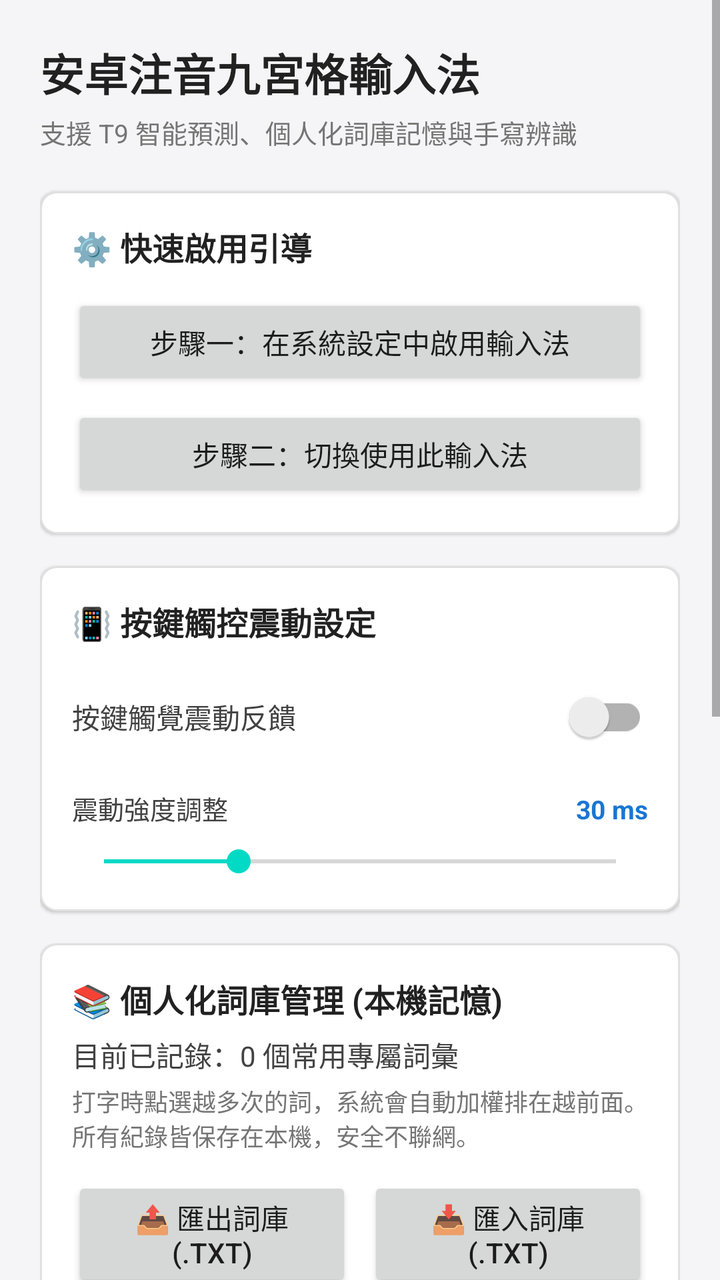
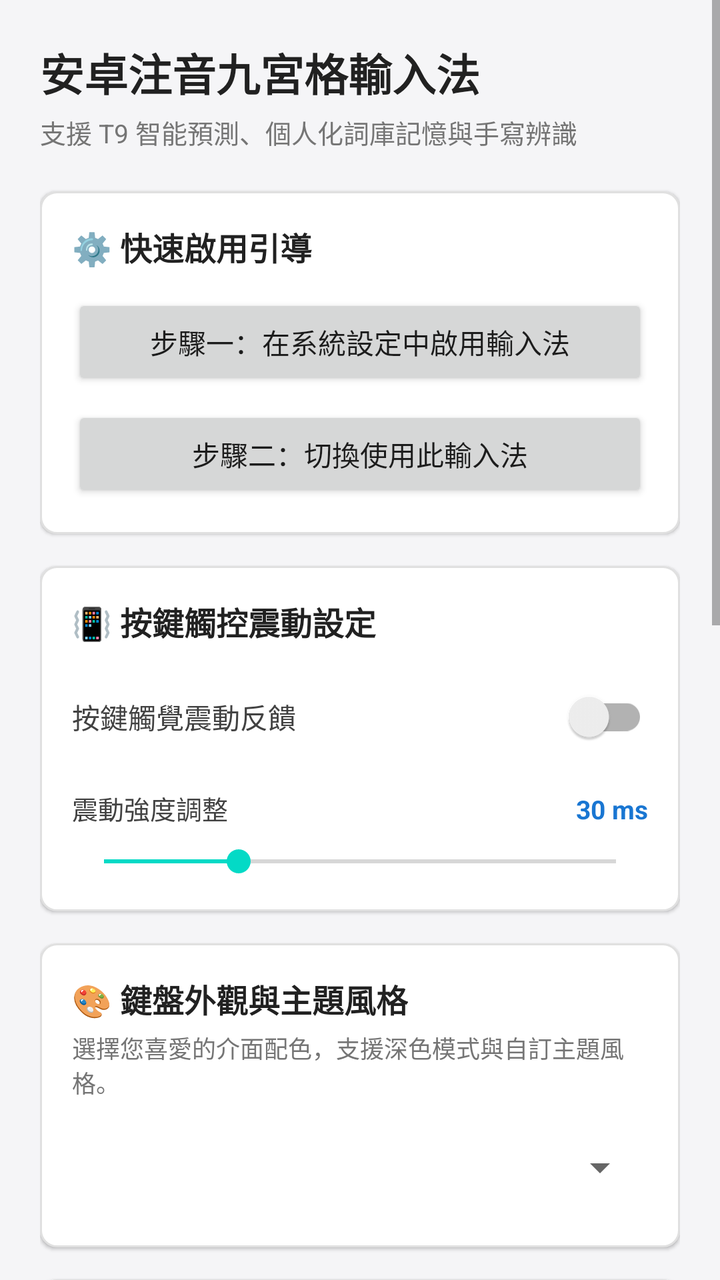

An Android layout rendered at two revisions. The XML below is the earlier revision; the diff shows what the commit changed to produce the second picture.
<!-- AndroidManifest.xml: application theme Theme.BopomofoT9IME -->
<!-- res/layout/activity_main.xml -->
<?xml version="1.0" encoding="utf-8"?>
<ScrollView xmlns:android="http://schemas.android.com/apk/res/android"
    android:layout_width="match_parent"
    android:layout_height="match_parent"
    android:fillViewport="true"
    android:background="#F5F5F7">

    <LinearLayout
        android:layout_width="match_parent"
        android:layout_height="wrap_content"
        android:orientation="vertical"
        android:padding="20dp">

        
        <TextView
            android:layout_width="wrap_content"
            android:layout_height="wrap_content"
            android:text="安卓注音九宮格輸入法"
            android:textColor="#212121"
            android:textSize="22sp"
            android:textStyle="bold" />

        <TextView
            android:layout_width="wrap_content"
            android:layout_height="wrap_content"
            android:layout_marginTop="4dp"
            android:text="支援 T9 智能預測、個人化詞庫記憶與手寫辨識"
            android:textColor="#757575"
            android:textSize="13sp" />

        
        <LinearLayout
            android:layout_width="match_parent"
            android:layout_height="wrap_content"
            android:layout_marginTop="20dp"
            android:background="@drawable/bg_key"
            android:elevation="1dp"
            android:orientation="vertical"
            android:padding="16dp">

            <TextView
                android:layout_width="wrap_content"
                android:layout_height="wrap_content"
                android:text="⚙️ 快速啟用引導"
                android:textColor="#212121"
                android:textSize="16sp"
                android:textStyle="bold" />

            <Button
                android:id="@+id/btn_enable_ime"
                android:layout_width="match_parent"
                android:layout_height="wrap_content"
                android:layout_marginTop="12dp"
                android:text="步驟一：在系統設定中啟用輸入法" />

            <Button
                android:id="@+id/btn_select_ime"
                android:layout_width="match_parent"
                android:layout_height="wrap_content"
                android:layout_marginTop="8dp"
                android:text="步驟二：切換使用此輸入法" />
        </LinearLayout>

        
        <LinearLayout
            android:layout_width="match_parent"
            android:layout_height="wrap_content"
            android:layout_marginTop="16dp"
            android:background="@drawable/bg_key"
            android:elevation="1dp"
            android:orientation="vertical"
            android:padding="16dp">

            <TextView
                android:layout_width="wrap_content"
                android:layout_height="wrap_content"
                android:text="📳 按鍵觸控震動設定"
                android:textColor="#212121"
                android:textSize="16sp"
                android:textStyle="bold" />

            <LinearLayout
                android:layout_width="match_parent"
                android:layout_height="wrap_content"
                android:layout_marginTop="12dp"
                android:gravity="center_vertical"
                android:orientation="horizontal">

                <TextView
                    android:layout_width="0dp"
                    android:layout_height="wrap_content"
                    android:layout_weight="1"
                    android:text="按鍵觸覺震動反饋"
                    android:textColor="#424242"
                    android:textSize="14sp" />

                <androidx.appcompat.widget.SwitchCompat
                    android:id="@+id/switch_vibration"
                    android:layout_width="wrap_content"
                    android:layout_height="wrap_content" />
            </LinearLayout>

            <LinearLayout
                android:id="@+id/layout_vibration_strength"
                android:layout_width="match_parent"
                android:layout_height="wrap_content"
                android:layout_marginTop="12dp"
                android:orientation="vertical">

                <LinearLayout
                    android:layout_width="match_parent"
                    android:layout_height="wrap_content"
                    android:orientation="horizontal">

                    <TextView
                        android:layout_width="0dp"
                        android:layout_height="wrap_content"
                        android:layout_weight="1"
                        android:text="震動強度調整"
                        android:textColor="#424242"
                        android:textSize="13sp" />

                    <TextView
                        android:id="@+id/tv_vibration_strength_val"
                        android:layout_width="wrap_content"
                        android:layout_height="wrap_content"
                        android:text="30 ms"
                        android:textColor="#1976D2"
                        android:textSize="13sp"
                        android:textStyle="bold" />
                </LinearLayout>

                <SeekBar
                    android:id="@+id/seekbar_vibration_strength"
                    android:layout_width="match_parent"
                    android:layout_height="wrap_content"
                    android:layout_marginTop="8dp"
                    android:max="100"
                    android:min="5"
                    android:progress="30" />
            </LinearLayout>
        </LinearLayout>

        
        <LinearLayout
            android:layout_width="match_parent"
            android:layout_height="wrap_content"
            android:layout_marginTop="16dp"
            android:background="@drawable/bg_key"
            android:elevation="1dp"
            android:orientation="vertical"
            android:padding="16dp">

            <TextView
                android:layout_width="wrap_content"
                android:layout_height="wrap_content"
                android:text="📚 個人化詞庫管理 (本機記憶)"
                android:textColor="#212121"
                android:textSize="16sp"
                android:textStyle="bold" />

            <TextView
                android:id="@+id/tv_dict_stats"
                android:layout_width="wrap_content"
                android:layout_height="wrap_content"
                android:layout_marginTop="6dp"
                android:text="目前已記錄：0 個常用專屬詞彙"
                android:textColor="#424242"
                android:textSize="14sp" />

            <TextView
                android:layout_width="wrap_content"
                android:layout_height="wrap_content"
                android:layout_marginTop="4dp"
                android:text="打字時點選越多次的詞，系統會自動加權排在越前面。所有紀錄皆保存在本機，安全不聯網。"
                android:textColor="#757575"
                android:textSize="12sp" />

            <LinearLayout
                android:layout_width="match_parent"
                android:layout_height="wrap_content"
                android:layout_marginTop="12dp"
                android:orientation="horizontal">

                <Button
                    android:id="@+id/btn_export_dict"
                    android:layout_width="0dp"
                    android:layout_height="wrap_content"
                    android:layout_weight="1"
                    android:layout_marginEnd="4dp"
                    android:text="📤 匯出詞庫 (.txt)" />

                <Button
                    android:id="@+id/btn_import_dict"
                    android:layout_width="0dp"
                    android:layout_height="wrap_content"
                    android:layout_weight="1"
                    android:layout_marginStart="4dp"
                    android:text="📥 匯入詞庫 (.txt)" />
            </LinearLayout>

            <Button
                android:id="@+id/btn_clear_dict"
                style="?android:attr/borderlessButtonStyle"
                android:layout_width="match_parent"
                android:layout_height="wrap_content"
                android:layout_marginTop="4dp"
                android:text="清空學習紀錄"
                android:textColor="#D32F2F"
                android:textSize="13sp" />
        </LinearLayout>

        
        <LinearLayout
            android:layout_width="match_parent"
            android:layout_height="wrap_content"
            android:layout_marginTop="16dp"
            android:background="@drawable/bg_key"
            android:elevation="1dp"
            android:orientation="vertical"
            android:padding="16dp">

            <TextView
                android:layout_width="wrap_content"
                android:layout_height="wrap_content"
                android:text="✏️ 打字效果即時測試"
                android:textColor="#212121"
                android:textSize="16sp"
                android:textStyle="bold" />

            <EditText
                android:layout_width="match_parent"
                android:layout_height="wrap_content"
                android:layout_marginTop="8dp"
                android:background="#FAFAFA"
                android:hint="點擊這裡喚起鍵盤測試輸入..."
                android:padding="12dp"
                android:textSize="16sp" />
        </LinearLayout>

        
        <LinearLayout
            android:layout_width="match_parent"
            android:layout_height="wrap_content"
            android:layout_marginTop="16dp"
            android:layout_marginBottom="24dp"
            android:background="@drawable/bg_key"
            android:elevation="1dp"
            android:orientation="vertical"
            android:padding="16dp">

            <TextView
                android:layout_width="wrap_content"
                android:layout_height="wrap_content"
                android:text="🚀 關於與版本更新"
                android:textColor="#212121"
                android:textSize="16sp"
                android:textStyle="bold" />

            <TextView
                android:id="@+id/tv_current_version"
                android:layout_width="wrap_content"
                android:layout_height="wrap_content"
                android:layout_marginTop="6dp"
                android:text="目前版本：v1.5.1"
                android:textColor="#424242"
                android:textSize="14sp" />

            <TextView
                android:id="@+id/tv_author_info"
                android:layout_width="wrap_content"
                android:layout_height="wrap_content"
                android:layout_marginTop="4dp"
                android:text="作者：korit1201-tech"
                android:textColor="#616161"
                android:textSize="13sp" />

            <TextView
                android:id="@+id/tv_github_repo_link"
                android:layout_width="wrap_content"
                android:layout_height="wrap_content"
                android:layout_marginTop="2dp"
                android:text="🌐 專案主頁：github.com/korit1201-tech/android-BOPOMOFO-t9"
                android:textColor="#1976D2"
                android:textSize="13sp"
                android:clickable="true"
                android:focusable="true" />

            <TextView
                android:layout_width="wrap_content"
                android:layout_height="wrap_content"
                android:layout_marginTop="8dp"
                android:text="點擊手動比對 GitHub Releases 最新版本，發現新版可直接在應用內下載並安裝更新。"
                android:textColor="#757575"
                android:textSize="12sp" />

            <Button
                android:id="@+id/btn_check_update"
                android:layout_width="match_parent"
                android:layout_height="wrap_content"
                android:layout_marginTop="10dp"
                android:text="🔍 檢查 GitHub 新版本" />
        </LinearLayout>

    </LinearLayout>
</ScrollView>
<!-- resources referenced by this layout -->
<resources>
  <!-- drawable bg_key (drawable) -->
  <shape xmlns:android="http://schemas.android.com/apk/res/android"
      android:shape="rectangle">
      <solid android:color="@color/kb_key_bg" />
      <corners android:radius="8dp" />
      <stroke
          android:width="1dp"
          android:color="#E0E0E0" />
  </shape>
  <style name="Theme.BopomofoT9IME" parent="Theme.MaterialComponents.DayNight.NoActionBar">
          <item name="colorPrimary">#1A73E8</item>
          <item name="colorPrimaryVariant">#174EA6</item>
          <item name="colorOnPrimary">#FFFFFF</item>
      </style>
  <color name="kb_key_bg">#FFFFFF</color>
</resources>

<!-- the commit's change to res/layout/activity_main.xml (unified diff, before → after) -->
@@ -154,6 +154,39 @@
             <TextView
                 android:layout_width="wrap_content"
                 android:layout_height="wrap_content"
+                android:text="🎨 鍵盤外觀與主題風格"
+                android:textColor="#212121"
+                android:textSize="16sp"
+                android:textStyle="bold" />
+
+            <TextView
+                android:layout_width="wrap_content"
+                android:layout_height="wrap_content"
+                android:layout_marginTop="4dp"
+                android:text="選擇您喜愛的介面配色，支援深色模式與自訂主題風格。"
+                android:textColor="#757575"
+                android:textSize="12sp" />
+
+            <Spinner
+                android:id="@+id/spinner_theme"
+                android:layout_width="match_parent"
+                android:layout_height="48dp"
+                android:layout_marginTop="10dp" />
+        </LinearLayout>
+
+        
+        <LinearLayout
+            android:layout_width="match_parent"
+            android:layout_height="wrap_content"
+            android:layout_marginTop="16dp"
+            android:background="@drawable/bg_key"
+            android:elevation="1dp"
+            android:orientation="vertical"
+            android:padding="16dp">
+
+            <TextView
+                android:layout_width="wrap_content"
+                android:layout_height="wrap_content"
                 android:text="📚 個人化詞庫管理 (本機記憶)"
                 android:textColor="#212121"
                 android:textSize="16sp"
